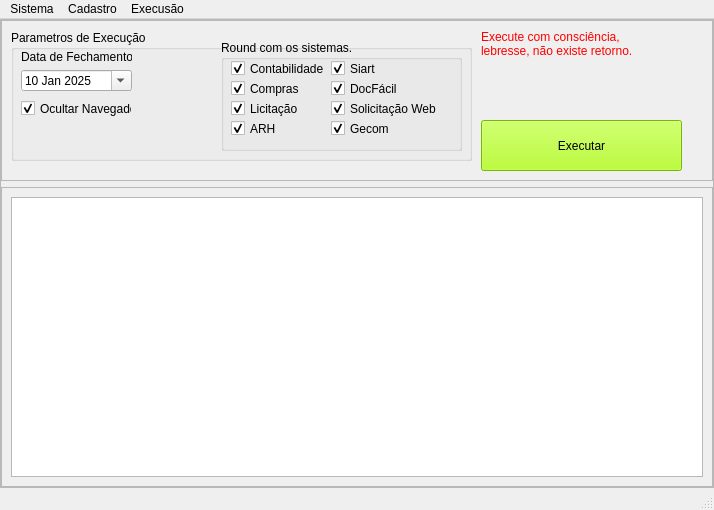
Old version of the form ui_qt/mainWindow.ui in the repository Locked666/call_closing_robot.
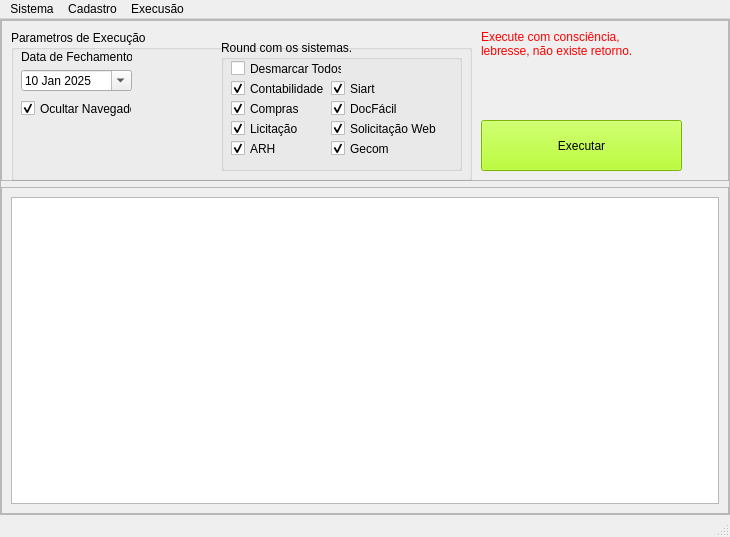
New version of the form.

Commit message: att tela

What changed in the file:
```diff
--- a/ui_qt/mainWindow.ui
+++ b/ui_qt/mainWindow.ui
@@ -6,8 +6,8 @@
    <rect>
     <x>0</x>
     <y>0</y>
-    <width>714</width>
-    <height>510</height>
+    <width>730</width>
+    <height>537</height>
    </rect>
   </property>
   <property name="windowTitle">
@@ -77,7 +77,7 @@
             <x>10</x>
             <y>10</y>
             <width>461</width>
-            <height>131</height>
+            <height>151</height>
            </rect>
           </property>
           <property name="title">
@@ -89,7 +89,7 @@
              <x>210</x>
              <y>10</y>
              <width>241</width>
-             <height>111</height>
+             <height>131</height>
             </rect>
            </property>
            <property name="title">
@@ -99,7 +99,7 @@
             <property name="geometry">
              <rect>
               <x>10</x>
-              <y>20</y>
+              <y>40</y>
               <width>111</width>
               <height>17</height>
              </rect>
@@ -115,7 +115,7 @@
             <property name="geometry">
              <rect>
               <x>10</x>
-              <y>40</y>
+              <y>60</y>
               <width>111</width>
               <height>17</height>
              </rect>
@@ -131,7 +131,7 @@
             <property name="geometry">
              <rect>
               <x>10</x>
-              <y>60</y>
+              <y>80</y>
               <width>111</width>
               <height>17</height>
              </rect>
@@ -147,7 +147,7 @@
             <property name="geometry">
              <rect>
               <x>10</x>
-              <y>80</y>
+              <y>100</y>
               <width>111</width>
               <height>17</height>
              </rect>
@@ -163,7 +163,7 @@
             <property name="geometry">
              <rect>
               <x>110</x>
-              <y>60</y>
+              <y>80</y>
               <width>111</width>
               <height>17</height>
              </rect>
@@ -179,7 +179,7 @@
             <property name="geometry">
              <rect>
               <x>110</x>
-              <y>80</y>
+              <y>100</y>
               <width>111</width>
               <height>17</height>
              </rect>
@@ -195,7 +195,7 @@
             <property name="geometry">
              <rect>
               <x>110</x>
-              <y>20</y>
+              <y>40</y>
               <width>111</width>
               <height>17</height>
              </rect>
@@ -211,7 +211,7 @@
             <property name="geometry">
              <rect>
               <x>110</x>
-              <y>40</y>
+              <y>60</y>
               <width>111</width>
               <height>17</height>
              </rect>
@@ -223,6 +223,22 @@
              <bool>true</bool>
             </property>
            </widget>
+           <widget class="QCheckBox" name="check_sys_desmarca_todos">
+            <property name="geometry">
+             <rect>
+              <x>10</x>
+              <y>20</y>
+              <width>111</width>
+              <height>17</height>
+             </rect>
+            </property>
+            <property name="text">
+             <string>Desmarcar Todos</string>
+            </property>
+            <property name="checked">
+             <bool>false</bool>
+            </property>
+           </widget>
           </widget>
           <widget class="QCheckBox" name="check_param_browser">
            <property name="geometry">
@@ -240,7 +256,7 @@
             <bool>true</bool>
            </property>
           </widget>
-          <widget class="QWidget" name="">
+          <widget class="QWidget" name="layoutWidget">
            <property name="geometry">
             <rect>
              <x>10</x>
@@ -349,7 +365,7 @@
     <rect>
      <x>0</x>
      <y>0</y>
-     <width>714</width>
+     <width>730</width>
      <height>21</height>
     </rect>
    </property>
```
Left out of the diff: 131 changed lines with no effect on the pictures.
